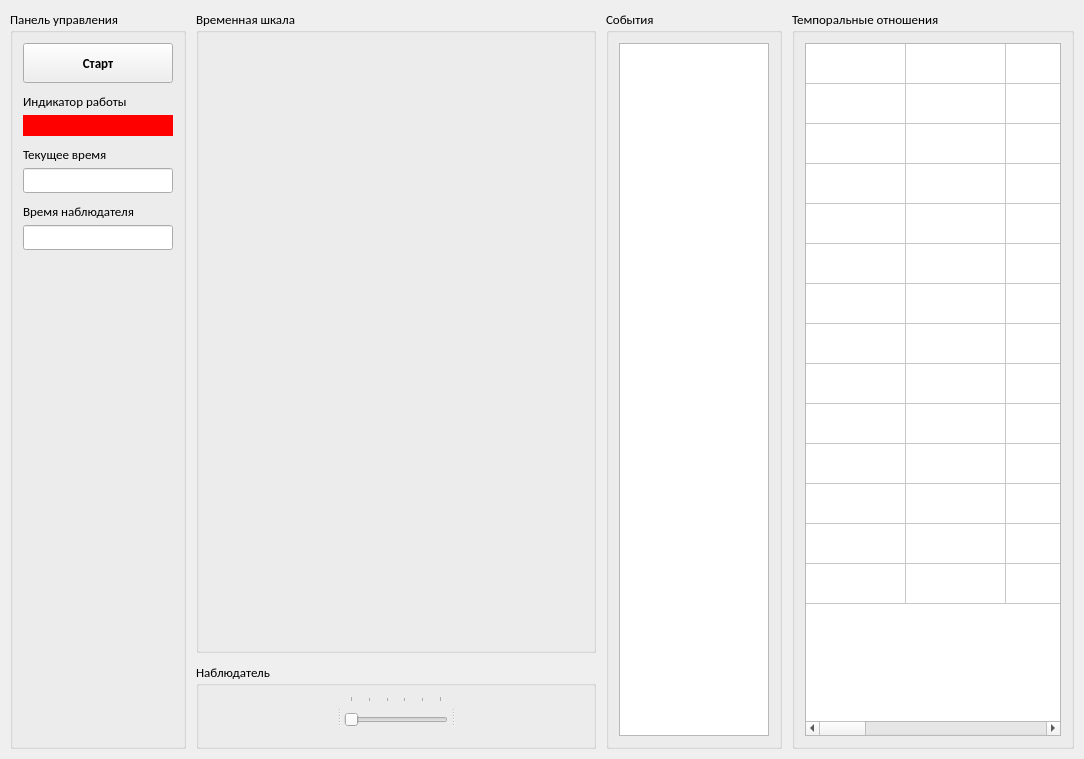
Old version of the form ui/main_window.ui in the repository WeeIIer/knowledge_representation-lab_1.
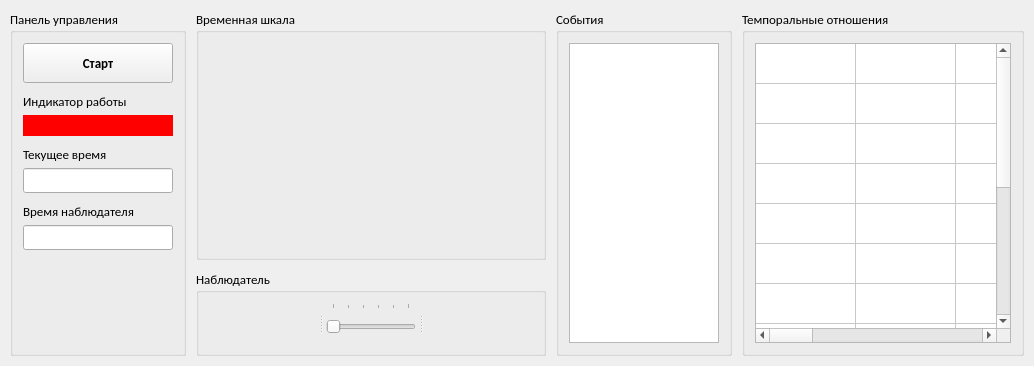
New version of the form.

What changed in the file:
```diff
--- a/ui/main_window.ui
+++ b/ui/main_window.ui
@@ -6,8 +6,8 @@
    <rect>
     <x>0</x>
     <y>0</y>
-    <width>1084</width>
-    <height>759</height>
+    <width>1034</width>
+    <height>366</height>
    </rect>
   </property>
   <property name="sizePolicy">
```
Left out of the diff: 2 changed lines with no effect on the pictures.
